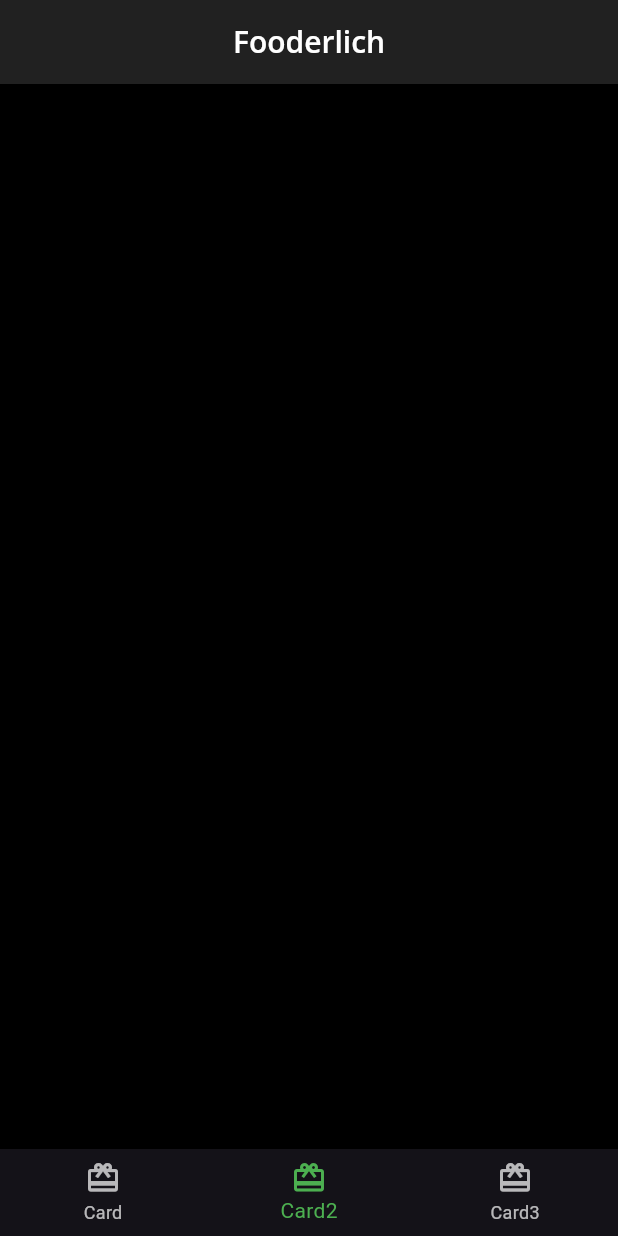
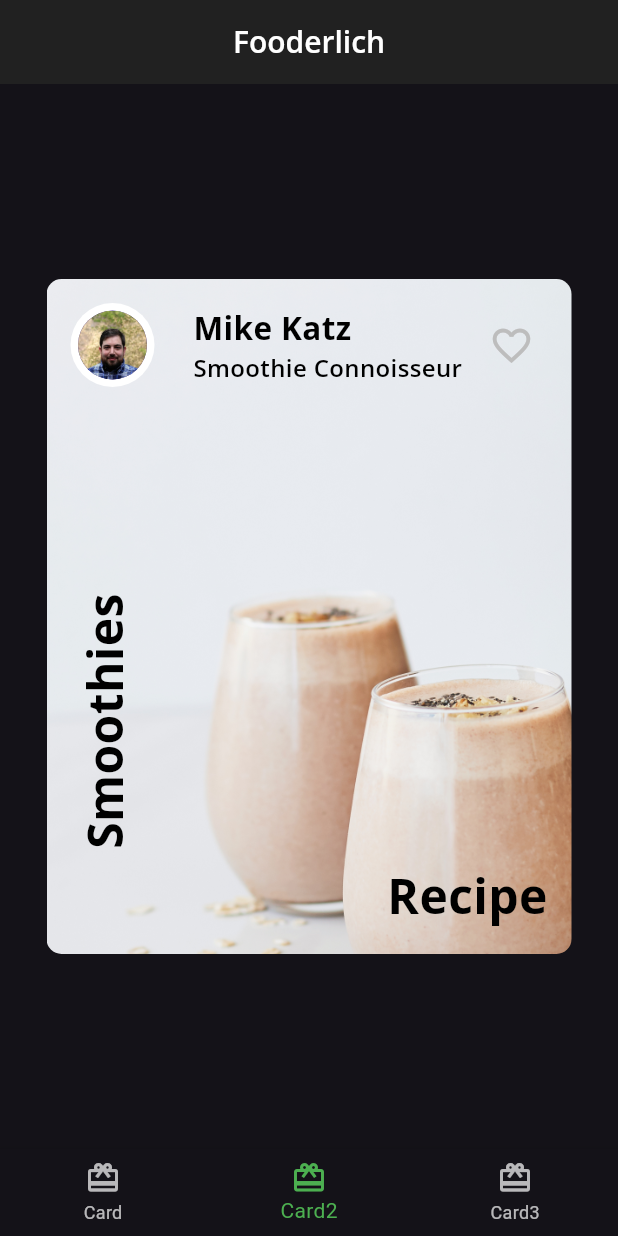
Before and after one commit to Ivans-x/socialdish, a Flutter app: the screen it shows after launch, item 2 of the bottom bar chosen, on a phone screen of 412 x 824 dp. Run offline on Flutter 3.47's test engine with Material 3 defaults, Android fonts, the phone set to English and light mode, and no system bars; our stand-ins replace google_fonts.

Commit message:
card2 added

```diff
--- /dev/null
+++ b/lib/author_card.dart
@@ -0,0 +1,47 @@
+import 'package:flutter/material.dart';
+import 'package:fooderlich/fooderlich_theme.dart';
+import 'circle_image.dart';
+
+class AuthorCard extends StatelessWidget {
+  const AuthorCard({
+    super.key,
+    required this.authorName,
+    required this.title,
+    this.imageProvider,
+  });
+  final String authorName;
+  final String title;
+  final ImageProvider? imageProvider;
+  @override
+  Widget build(BuildContext context) {
+    return Container(
+      padding: EdgeInsets.all(16.00),
+      child: Row(
+        mainAxisAlignment: MainAxisAlignment.spaceBetween,
+        children: [
+          CircleImage(imageRadius: 28, imageProvider: imageProvider),
+          SizedBox(width: 8),
+          Column(
+            crossAxisAlignment: CrossAxisAlignment.start,
+            children: [
+              Text(
+                authorName,
+                style: FooderlichTheme.lightTextTheme.displayMedium,
+              ),
+              Text(title, style: FooderlichTheme.lightTextTheme.displaySmall),
+            ],
+          ),
+          IconButton(
+            onPressed: () {
+              const snackBar = SnackBar(content: Text('Favorite pressed'));
+              ScaffoldMessenger.of(context).showSnackBar(snackBar);
+            },
+            iconSize: 30.00,
+            icon: const Icon(Icons.favorite_border),
+            color: Colors.grey[400],
+          ),
+        ],
+      ),
+    );
+  }
+}
--- /dev/null
+++ b/lib/card2.dart
@@ -0,0 +1,57 @@
+import 'package:flutter/material.dart';
+import 'author_card.dart';
+import 'fooderlich_theme.dart';
+
+class Card2 extends StatelessWidget {
+  const Card2({super.key});
+
+  @override
+  Widget build(BuildContext context) {
+    return Center(
+      child: Container(
+        constraints: BoxConstraints.expand(width: 350.00, height: 450.00),
+        decoration: BoxDecoration(
+          image: DecorationImage(
+            image: AssetImage("assets/mag5.png"),
+            fit: BoxFit.cover,
+          ),
+          borderRadius: BorderRadius.all(Radius.circular(10.00)),
+        ),
+        child: Column(
+          children: [
+            AuthorCard(
+              authorName: 'Mike Katz',
+              title: 'Smoothie Connoisseur',
+              imageProvider: AssetImage("assets/author_katz.jpeg"),
+            ),
+            Expanded(
+              child: Stack(
+                children: [
+                  Positioned(
+                    right: 16,
+                    bottom: 16,
+                    child: Text(
+                      'Recipe',
+                      style: FooderlichTheme.lightTextTheme.displayLarge,
+                    ),
+                  ),
+                  Positioned(
+                    left: 16,
+                    bottom: 70,
+                    child: RotatedBox(
+                      quarterTurns: 3,
+                      child: Text(
+                        'Smoothies',
+                        style: FooderlichTheme.lightTextTheme.displayLarge,
+                      ),
+                    ),
+                  ),
+                ],
+              ),
+            ),
+          ],
+        ),
+      ),
+    );
+  }
+}
--- /dev/null
+++ b/lib/circle_image.dart
@@ -0,0 +1,18 @@
+import 'package:flutter/material.dart';
+
+class CircleImage extends StatelessWidget {
+  const CircleImage({super.key, this.imageProvider, this.imageRadius = 20});
+  final double imageRadius;
+  final ImageProvider? imageProvider;
+  @override
+  Widget build(BuildContext context) {
+    return CircleAvatar(
+      backgroundColor: Colors.white,
+      radius: imageRadius,
+      child: CircleAvatar(
+        radius: imageRadius - 5.00,
+        backgroundImage: imageProvider,
+      ),
+    );
+  }
+}
--- a/lib/home.dart
+++ b/lib/home.dart
@@ -1,4 +1,5 @@
 import 'package:flutter/material.dart';
+import 'card2.dart';
 import 'card1.dart';
 
 class Home extends StatefulWidget {
@@ -12,7 +13,7 @@ class _HomeState extends State<Home> {
   int _selectedIndex = 0;
   static List<Widget> pages = [
     Card1(),
-    Container(color: Colors.black),
+    Card2(),
     Container(color: Colors.yellow),
   ];
   @override
```
